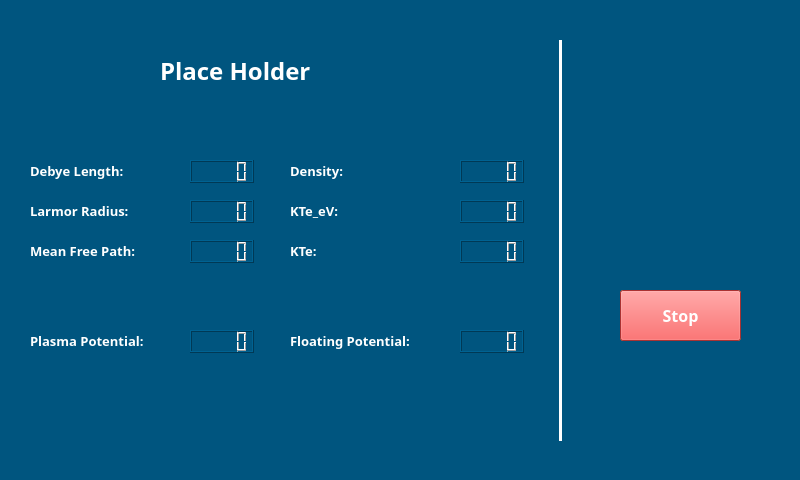
This is RealTimeScreen.ui in RamonMercado/PyQT as Qt 5 draws it before an edit. The edited form follows.
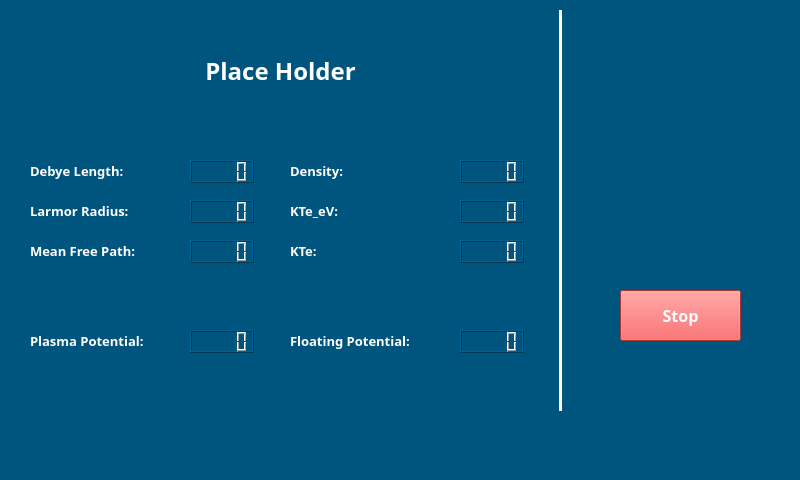
This is the edited form. Icons and pictures are not drawn.

Patch:
```diff
--- a/RealTimeScreen.ui
+++ b/RealTimeScreen.ui
@@ -32,9 +32,9 @@
    <widget class="QLabel" name="PlasmaMeter_Label">
     <property name="geometry">
      <rect>
-      <x>160</x>
+      <x>0</x>
       <y>40</y>
-      <width>261</width>
+      <width>561</width>
       <height>61</height>
      </rect>
     </property>
@@ -52,6 +52,9 @@
     <property name="text">
      <string>Place Holder</string>
     </property>
+    <property name="alignment">
+     <set>Qt::AlignCenter</set>
+    </property>
    </widget>
    <widget class="QLCDNumber" name="DebeyLength_ValueLCD">
     <property name="geometry">
@@ -87,7 +90,7 @@
     <property name="geometry">
      <rect>
       <x>550</x>
-      <y>40</y>
+      <y>10</y>
       <width>20</width>
       <height>401</height>
      </rect>
```
